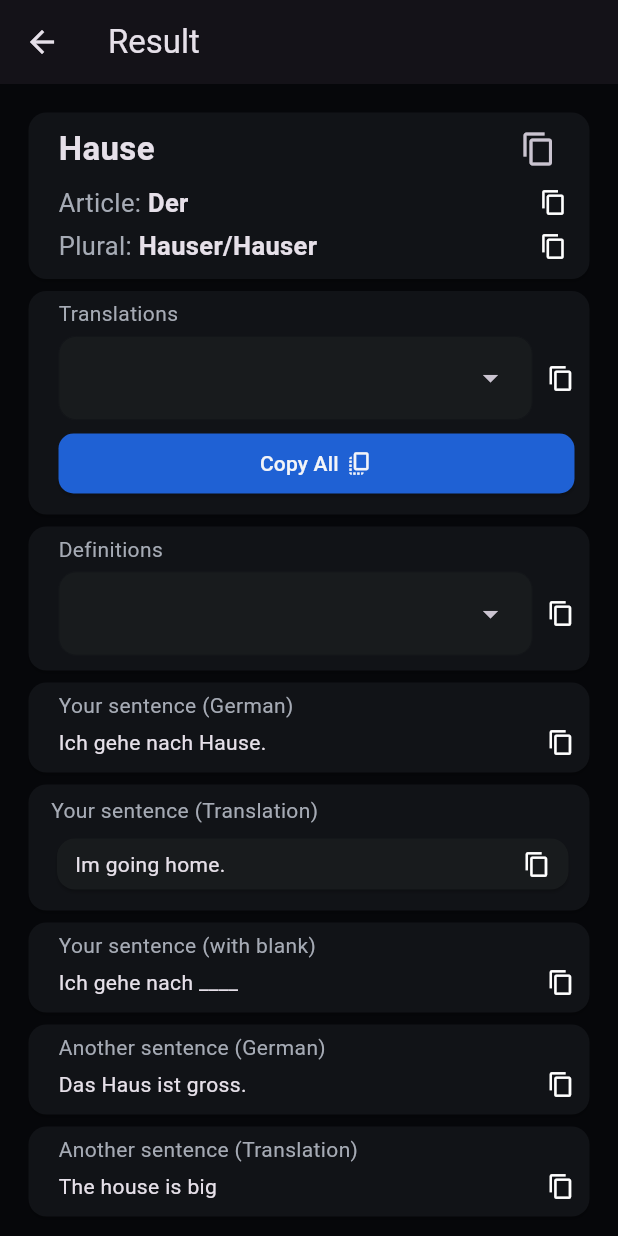
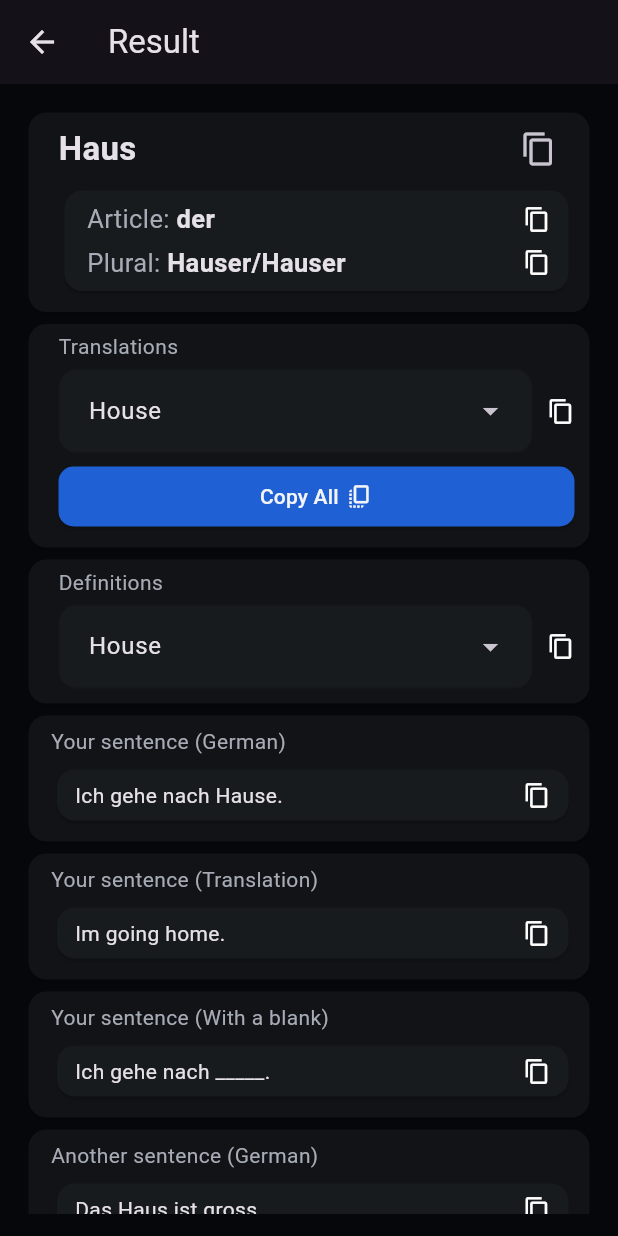
Before and after one commit to DanyloUst/flutter_german, a Flutter app: the OutputScreen screen opened directly, on a phone screen of 412 x 824 dp. Run offline on Flutter 3.47's test engine with Material 3 defaults, Android fonts, the phone set to English and light mode, and no system bars.

Commit message:
decent ui

```diff
--- a/lib/screens/input_screen.dart
+++ b/lib/screens/input_screen.dart
@@ -11,6 +11,7 @@ class InputScreen extends StatefulWidget {
 }
 
 class InputScreenState extends State<InputScreen> {
+  ScrapedData? scrapedData;
   @override
   Widget build(BuildContext context) {
     return Scaffold(
--- a/lib/screens/output_screen.dart
+++ b/lib/screens/output_screen.dart
@@ -12,348 +12,57 @@ class OutputScreen extends StatefulWidget {
 
 class OutputScreenState extends State<OutputScreen> {
   List<String> translations = ['House', 'Home'];
+  List<String> definitions = ['House', 'Home'];
   @override
   Widget build(BuildContext context) {
     return Scaffold(
       appBar: AppBar(title: Text("Result")),
       body: Padding(
         padding: EdgeInsetsGeometry.symmetric(horizontal: 15, vertical: 15),
-        child: Column(
-          crossAxisAlignment: CrossAxisAlignment.start,
-          children: [
-            Card(
-              child: Padding(
-                padding: EdgeInsetsGeometry.directional(
-                  start: 20,
-                  end: 10,
-                  bottom: 10,
-                ),
-                child: Column(
-                  children: [
-                    Row(
-                      children: [
-                        Expanded(
-                          child: Text(
-                            'Hause',
-                            style: TextStyle(
-                              fontSize: 22,
-                              fontWeight: FontWeight.bold,
-                            ),
-                          ),
-                        ),
-                        IconButton(onPressed: () {}, icon: Icon(Icons.copy)),
-                      ],
-                    ),
-                    Row(
-                      children: [
-                        Text(
-                          'Article: ',
-                          style: TextStyle(
-                            fontSize: 17,
-                            color: AppColors.secondaryText,
-                          ),
-                        ),
-                        Expanded(
-                          child: Text(
-                            'Der',
-                            style: TextStyle(
-                              fontSize: 17,
-                              fontWeight: FontWeight.w600,
-                            ),
-                          ),
-                        ),
-                        Icon(Icons.copy, size: 18),
-                        SizedBox(width: 5),
-                      ],
-                    ),
-                    SizedBox(height: 5),
-                    Row(
-                      children: [
-                        Text(
-                          'Plural: ',
-                          style: TextStyle(
-                            fontSize: 17,
-                            color: AppColors.secondaryText,
-                          ),
-                        ),
-                        Expanded(
-                          child: Text(
-                            'Hauser/Hauser',
-                            style: TextStyle(
-                              fontSize: 17,
-                              fontWeight: FontWeight.w600,
-                            ),
-                          ),
-                        ),
-                        Icon(Icons.copy, size: 18),
-                        SizedBox(width: 5),
-                      ],
-                    ),
-                  ],
+        child: SingleChildScrollView(
+          child: Column(
+            crossAxisAlignment: CrossAxisAlignment.start,
+            children: [
+              MainCard(
+                word: 'Haus',
+                nounData: NounData(
+                  article: 'der',
+                  plural: ['Hauser', 'Hauser'],
                 ),
               ),
-            ),
-            Card(
-              child: Padding(
-                padding: const EdgeInsetsDirectional.only(
-                  start: 20,
-                  end: 10,
-                  bottom: 10,
-                  top: 5,
-                ),
-                child: Column(
-                  crossAxisAlignment: CrossAxisAlignment.start,
-                  children: [
-                    Text(
-                      'Translations',
-                      style: TextStyle(color: AppColors.secondaryText),
-                    ),
-                    SizedBox(height: 5),
-                    Row(
-                      children: [
-                        Expanded(
-                          child: DropdownMenu<String>(
-                            width: double.infinity,
-                            dropdownMenuEntries: translations
-                                .map(
-                                  (translation) => DropdownMenuEntry<String>(
-                                    value: translation,
-                                    label: translation,
-                                  ),
-                                )
-                                .toList(),
-                            inputDecorationTheme: InputDecorationTheme(
-                              filled: true,
-                              fillColor: AppColors.secondaryCard,
-                              contentPadding: const EdgeInsets.symmetric(
-                                horizontal: 16,
-                                vertical: 2,
-                              ),
-                              border: OutlineInputBorder(
-                                borderRadius: BorderRadius.circular(12),
-                                borderSide: BorderSide(
-                                  color: AppColors.primaryCard,
-                                  width: 0.5,
-                                ),
-                              ),
-                              enabledBorder: OutlineInputBorder(
-                                borderRadius: BorderRadius.circular(12),
-                                borderSide: BorderSide(
-                                  color: AppColors.primaryCard,
-                                  width: 0.5,
-                                ),
-                              ),
-                              focusedBorder: OutlineInputBorder(
-                                borderRadius: BorderRadius.circular(12),
-                                borderSide: BorderSide(
-                                  color: AppColors.primaryCard,
-                                  width: 0.5,
-                                ),
-                              ),
-                            ),
-                          ),
-                        ),
-                        const SizedBox(width: 10),
-                        const Icon(Icons.copy, size: 18),
-                      ],
-                    ),
-
-                    const SizedBox(height: 5),
-
-                    SizedBox(
-                      width: double.infinity,
-                      child: ElevatedButton(
-                        onPressed: () {},
-                        child: const Row(
-                          mainAxisAlignment: MainAxisAlignment.center,
-                          children: [
-                            Text('Copy All'),
-                            SizedBox(width: 5),
-                            Icon(Icons.copy_all),
-                          ],
-                        ),
-                      ),
-                    ),
-                  ],
-                ),
+              DropdownCard(
+                title: 'Translations',
+                entries: translations,
+                isCopyAll: true,
               ),
-            ),
-            Card(
-              //TODO: make this and translation cards be a separate widget that requires a title and a list to fill out the entries, bool if copy all is needed
-              child: Padding(
-                padding: const EdgeInsetsDirectional.only(
-                  start: 20,
-                  end: 10,
-                  bottom: 10,
-                  top: 5,
-                ),
-                child: Column(
-                  crossAxisAlignment: CrossAxisAlignment.start,
-                  children: [
-                    Text(
-                      'Definitions',
-                      style: TextStyle(color: AppColors.secondaryText),
-                    ),
-                    SizedBox(height: 5),
-                    Row(
-                      children: [
-                        Expanded(
-                          child: DropdownMenu<String>(
-                            width: double.infinity,
-                            dropdownMenuEntries: translations
-                                .map(
-                                  (translation) => DropdownMenuEntry<String>(
-                                    value: translation,
-                                    label: translation,
-                                  ),
-                                )
-                                .toList(),
-                            inputDecorationTheme: InputDecorationTheme(
-                              filled: true,
-                              fillColor: AppColors.secondaryCard,
-                              contentPadding: const EdgeInsets.symmetric(
-                                horizontal: 16,
-                                vertical: 2,
-                              ),
-                              border: OutlineInputBorder(
-                                borderRadius: BorderRadius.circular(12),
-                                borderSide: BorderSide(
-                                  color: AppColors.primaryCard,
-                                  width: 0.5,
-                                ),
-                              ),
-                              enabledBorder: OutlineInputBorder(
-                                borderRadius: BorderRadius.circular(12),
-                                borderSide: BorderSide(
-                                  color: AppColors.primaryCard,
-                                  width: 0.5,
-                                ),
-                              ),
-                              focusedBorder: OutlineInputBorder(
-                                borderRadius: BorderRadius.circular(12),
-                                borderSide: BorderSide(
-                                  color: AppColors.primaryCard,
-                                  width: 0.5,
-                                ),
-                              ),
-                            ),
-                          ),
-                        ),
-                        const SizedBox(width: 10),
-                        const Icon(Icons.copy, size: 18),
-                      ],
-                    ),
-                  ],
-                ),
+              DropdownCard(
+                title: 'Definitions',
+                entries: definitions,
+                isCopyAll: false,
               ),
-            ),
-            Card(
-              //TODO: make all the following cards be a separate widget that requires a title and content
-              child: Padding(
-                padding: const EdgeInsetsDirectional.only(
-                  start: 20,
-                  end: 10,
-                  bottom: 10,
-                  top: 5,
-                ),
-                child: Column(
-                  crossAxisAlignment: CrossAxisAlignment.start,
-                  children: [
-                    Text(
-                      'Your sentence (German)',
-                      style: TextStyle(color: AppColors.secondaryText),
-                    ),
-                    SizedBox(height: 5),
-                    Row(
-                      children: [
-                        Expanded(child: Text('Ich gehe nach Hause.')),
-                        Icon(Icons.copy, size: 18),
-                      ],
-                    ),
-                  ],
-                ),
+              TextCard(
+                title: 'Your sentence (German)',
+                content: 'Ich gehe nach Hause.',
               ),
-            ),
-            TextCard(title: 'Your sentence (Translation)', content: 'Im going home.'),
-            Card(
-              child: Padding(
-                padding: const EdgeInsetsDirectional.only(
-                  start: 20,
-                  end: 10,
-                  bottom: 10,
-                  top: 5,
-                ),
-                child: Column(
-                  crossAxisAlignment: CrossAxisAlignment.start,
-                  children: [
-                    Text(
-                      'Your sentence (with blank)',
-                      style: TextStyle(color: AppColors.secondaryText),
-                    ),
-                    SizedBox(height: 5),
-                    Row(
-                      children: [
-                        Expanded(child: Text('Ich gehe nach ____')),
-                        Icon(Icons.copy, size: 18),
-                      ],
-                    ),
-                  ],
-                ),
+              TextCard(
+                title: 'Your sentence (Translation)',
+                content: 'Im going home.',
               ),
-            ),
-            Card(
-              child: Padding(
-                padding: const EdgeInsetsDirectional.only(
-                  start: 20,
-                  end: 10,
-                  bottom: 10,
-                  top: 5,
-                ),
-                child: Column(
-                  crossAxisAlignment: CrossAxisAlignment.start,
-                  children: [
-                    Text(
-                      'Another sentence (German)',
-                      style: TextStyle(color: AppColors.secondaryText),
-                    ),
-                    SizedBox(height: 5),
-                    Row(
-                      children: [
-                        Expanded(child: Text('Das Haus ist gross.')),
-                        Icon(Icons.copy, size: 18),
-                      ],
-                    ),
-                  ],
-                ),
+              TextCard(
+                title: 'Your sentence (With a blank)',
+                content: 'Ich gehe nach _____.',
               ),
-            ),
-            Card(
-              child: Padding(
-                padding: const EdgeInsetsDirectional.only(
-                  start: 20,
-                  end: 10,
-                  bottom: 10,
-                  top: 5,
-                ),
-                child: Column(
-                  crossAxisAlignment: CrossAxisAlignment.start,
-                  children: [
-                    Text(
-                      'Another sentence (Translation)',
-                      style: TextStyle(color: AppColors.secondaryText),
-                    ),
-                    SizedBox(height: 5),
-                    Row(
-                      children: [
-                        Expanded(child: Text('The house is big')),
-                        Icon(Icons.copy, size: 18),
-                      ],
-                    ),
-                  ],
-                ),
+              TextCard(
+                title: 'Another sentence (German)',
+                content: 'Das Haus ist gross.',
               ),
-            ),
-          ],
+              TextCard(
+                title: 'Another sentence (Translation)',
+                content: 'The house is big.',
+              ),
+              SizedBox(height: 50),
+            ],
+          ),
         ),
       ),
     );
@@ -403,3 +112,202 @@ class TextCard extends StatelessWidget {
     );
   }
 }
+
+class DropdownCard extends StatelessWidget {
+  final String title;
+  final List<String> entries;
+  final bool isCopyAll;
+  const DropdownCard({
+    super.key,
+    required this.title,
+    required this.entries,
+    required this.isCopyAll,
+  });
+
+  @override
+  Widget build(BuildContext context) {
+    return Card(
+      child: Padding(
+        padding: const EdgeInsetsDirectional.only(
+          start: 20,
+          end: 10,
+          bottom: 10,
+          top: 5,
+        ),
+        child: Column(
+          crossAxisAlignment: CrossAxisAlignment.start,
+          children: [
+            Text(title, style: TextStyle(color: AppColors.secondaryText)),
+            SizedBox(height: 5),
+            Row(
+              children: [
+                Expanded(
+                  child: DropdownMenu<String>(
+                    width: double.infinity,
+                    dropdownMenuEntries: entries
+                        .map(
+                          (entry) => DropdownMenuEntry<String>(
+                            value: entry,
+                            label: entry,
+                          ),
+                        )
+                        .toList(),
+                    initialSelection: entries[0],
+                    inputDecorationTheme: InputDecorationTheme(
+                      filled: true,
+                      fillColor: AppColors.secondaryCard,
+                      contentPadding: const EdgeInsets.symmetric(
+                        horizontal: 16,
+                        vertical: 2,
+                      ),
+                      border: OutlineInputBorder(
+                        borderRadius: BorderRadius.circular(12),
+                        borderSide: BorderSide(
+                          color: AppColors.primaryCard,
+                          width: 0.5,
+                        ),
+                      ),
+                      enabledBorder: OutlineInputBorder(
+                        borderRadius: BorderRadius.circular(12),
+                        borderSide: BorderSide(
+                          color: AppColors.primaryCard,
+                          width: 0.5,
+                        ),
+                      ),
+                      focusedBorder: OutlineInputBorder(
+                        borderRadius: BorderRadius.circular(12),
+                        borderSide: BorderSide(
+                          color: AppColors.primaryCard,
+                          width: 0.5,
+                        ),
+                      ),
+                    ),
+                  ),
+                ),
+                const SizedBox(width: 10),
+                const Icon(Icons.copy, size: 18),
+              ],
+            ),
+
+            isCopyAll ? const SizedBox(height: 5) : SizedBox.shrink(),
+
+            isCopyAll
+                ? SizedBox(
+                    width: double.infinity,
+                    child: ElevatedButton(
+                      onPressed: () {},
+                      child: const Row(
+                        mainAxisAlignment: MainAxisAlignment.center,
+                        children: [
+                          Text('Copy All'),
+                          SizedBox(width: 5),
+                          Icon(Icons.copy_all),
+                        ],
+                      ),
+                    ),
+                  )
+                : SizedBox.shrink(),
+          ],
+        ),
+      ),
+    );
+  }
+}
+
+class MainCard extends StatelessWidget {
+  final String word;
+  final NounData? nounData;
+  final AdjectiveData? adjectiveData;
+  final VerbData? verbData;
+  const MainCard({
+    super.key,
+    required this.word,
+    this.nounData,
+    this.adjectiveData,
+    this.verbData,
+  });
+
+  @override
+  Widget build(BuildContext context) {
+    return Card(
+      child: Padding(
+        padding: EdgeInsetsGeometry.directional(start: 20, end: 10, bottom: 10),
+        child: Column(
+          children: [
+            Row(
+              children: [
+                Expanded(
+                  child: Text(
+                    word,
+                    style: TextStyle(fontSize: 22, fontWeight: FontWeight.bold),
+                  ),
+                ),
+                IconButton(onPressed: () {}, icon: Icon(Icons.copy)),
+              ],
+            ),
+            NounSpecificData(nounData: nounData!),
+          ],
+        ),
+      ),
+    );
+  }
+}
+
+class NounSpecificData extends StatelessWidget {
+  final NounData nounData;
+  const NounSpecificData({super.key, required this.nounData});
+
+  @override
+  Widget build(BuildContext context) {
+    final String plural = nounData.plural.join('/');
+    return Card(
+      color: AppColors.secondaryCard,
+      child: Padding(
+        padding: EdgeInsetsGeometry.directional(start: 15, end: 7, top: 7, bottom: 7),
+        child: Column(
+          children: [
+            Row(
+              children: [
+                Text(
+                  'Article: ',
+                  style: TextStyle(
+                    fontSize: 17,
+                    color: AppColors.secondaryText,
+                  ),
+                ),
+                Expanded(
+                  child: Text(
+                    nounData.article,
+                    style: TextStyle(fontSize: 17, fontWeight: FontWeight.w600),
+                  ),
+                ),
+                Icon(Icons.copy, size: 18),
+                SizedBox(width: 5),
+              ],
+            ),
+            SizedBox(height: 5),
+            Row(
+              children: [
+                Text(
+                  'Plural: ',
+                  style: TextStyle(
+                    fontSize: 17,
+                    color: AppColors.secondaryText,
+                  ),
+                ),
+                Expanded(
+                  child: Text(
+                    plural,
+                    style: TextStyle(fontSize: 17, fontWeight: FontWeight.w600),
+                  ),
+                ),
+                Icon(Icons.copy, size: 18),
+                SizedBox(width: 5),
+              ],
+            ),
+          ],
+        ),
+      ),
+    );
+  }
+}
```
